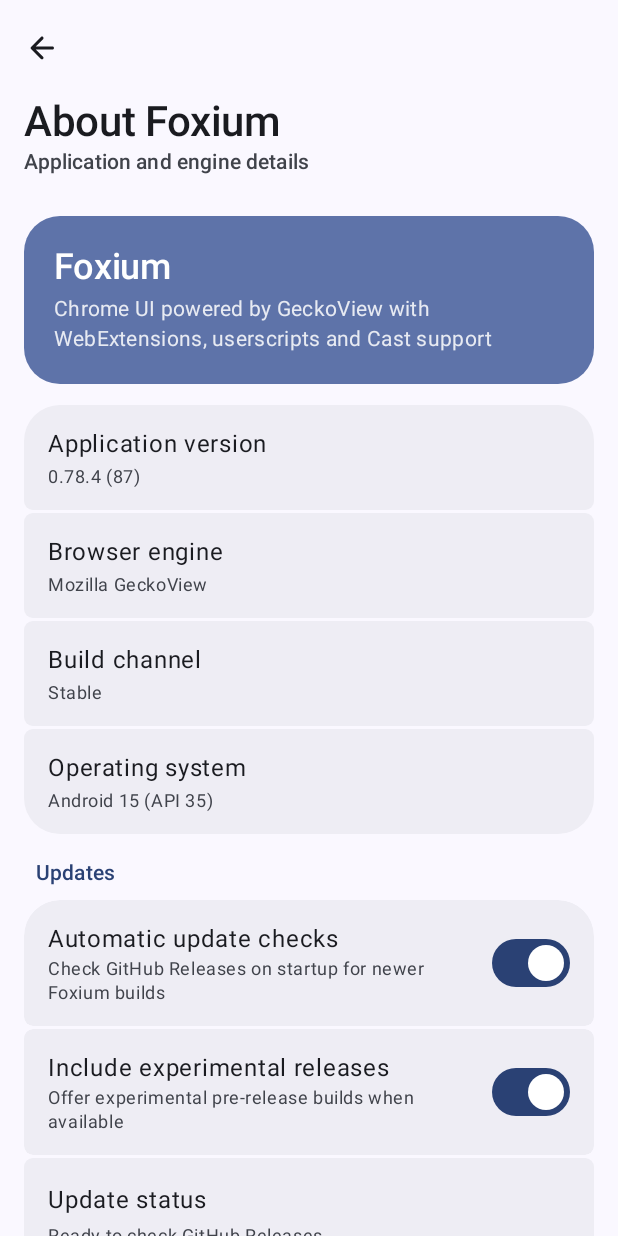
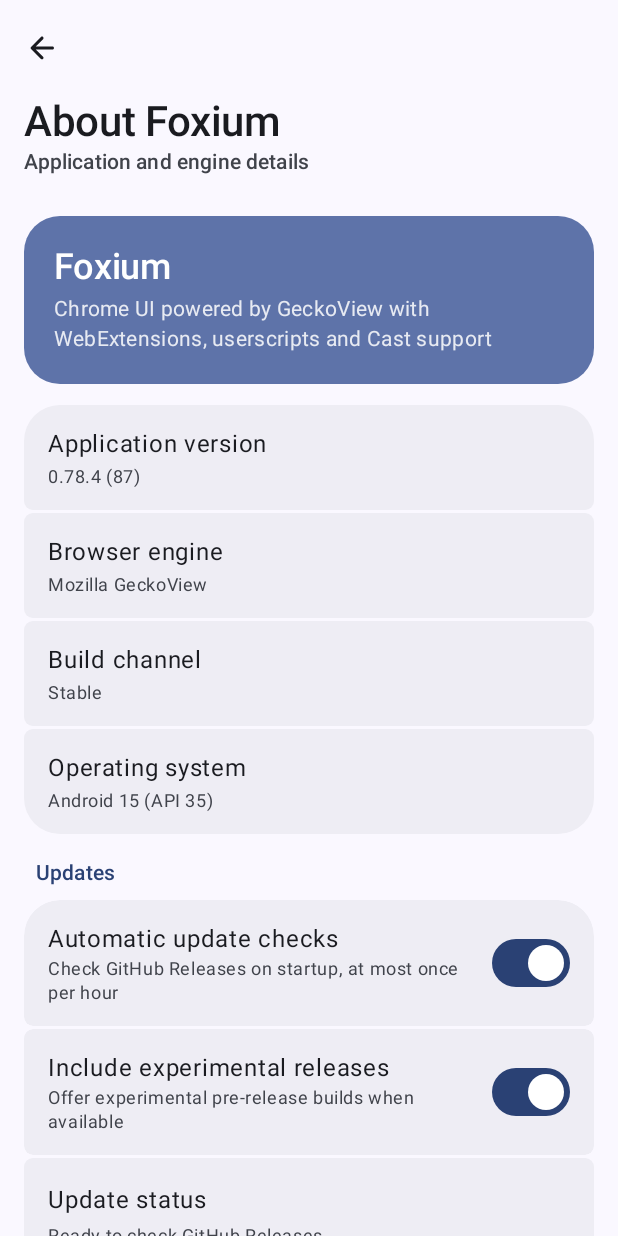
Before and after one commit to FoxxoOwO/Foxium, an Android app built with Jetpack Compose: the composable AboutSettingsPage shown on its own in the app's theme, on a phone screen of 412 x 824 dp. Run offline under Robolectric (Android 15) with nearby library versions, the phone set to English and light mode, and no system bars; our stand-ins replace Dagger/Hilt's generated code, Material 3 Expressive styles (plain Material 3 is drawn), Room's generated code; libraries missing offline, so code that uses them is left out: org.mozilla.geckoview; pictures from the network do not load; 41 statements that could not run were skipped.

Commit message:
fix: check for updates at most once per hour on app launch
Reduces the automatic update check interval from 12 hours to 1 hour. A startup check still runs whenever the interval has elapsed and immediately shows the update dialog for a newly found release. Updates the EN/CS setting description and changelog.

```diff
--- a/app/src/main/java/com/chrogecko/browser/feature/updates/AppUpdateManager.kt
+++ b/app/src/main/java/com/chrogecko/browser/feature/updates/AppUpdateManager.kt
@@ -115,6 +115,8 @@ class AppUpdateManager @Inject constructor(
         if (!force && _state.value is UpdateState.ReadyToInstall) return
         if (!force) {
             if (!preferences.autoUpdateEnabled.first()) return
+            // Checked on app launch, but at most once per hour so repeated launches do not hit
+            // GitHub Releases on every start.
             val lastCheck = preferences.lastUpdateCheckMs.first()
             if (System.currentTimeMillis() - lastCheck < AUTO_CHECK_INTERVAL_MS) return
         } else {
@@ -435,7 +437,7 @@ class AppUpdateManager @Inject constructor(
     companion object {
         const val RELEASES_API_URL =
             "https://api.github.com/repos/FoxxoOwO/Foxium/releases?per_page=10"
-        private const val AUTO_CHECK_INTERVAL_MS = 12L * 60L * 60L * 1000L
+        private const val AUTO_CHECK_INTERVAL_MS = 60L * 60L * 1000L
         private const val CHANNEL_ID = "foxium_updates"
         private const val PROGRESS_NOTIFICATION_ID = 70001
         private const val READY_NOTIFICATION_ID = 70002
--- a/app/src/main/res/values/strings.xml
+++ b/app/src/main/res/values/strings.xml
@@ -552,7 +552,7 @@
     <string name="cd_remove_rss_source">Remove RSS source</string>
     <string name="settings_updates_header">Updates</string>
     <string name="settings_updates_auto_title">Automatic update checks</string>
-    <string name="settings_updates_auto_desc">Check GitHub Releases on startup for newer Foxium builds</string>
+    <string name="settings_updates_auto_desc">Check GitHub Releases on startup, at most once per hour</string>
     <string name="settings_updates_prereleases_title">Include experimental releases</string>
     <string name="settings_updates_prereleases_desc">Offer experimental pre-release builds when available</string>
     <string name="settings_updates_status_title">Update status</string>
```
Also changed, not shown: 2 other files.
